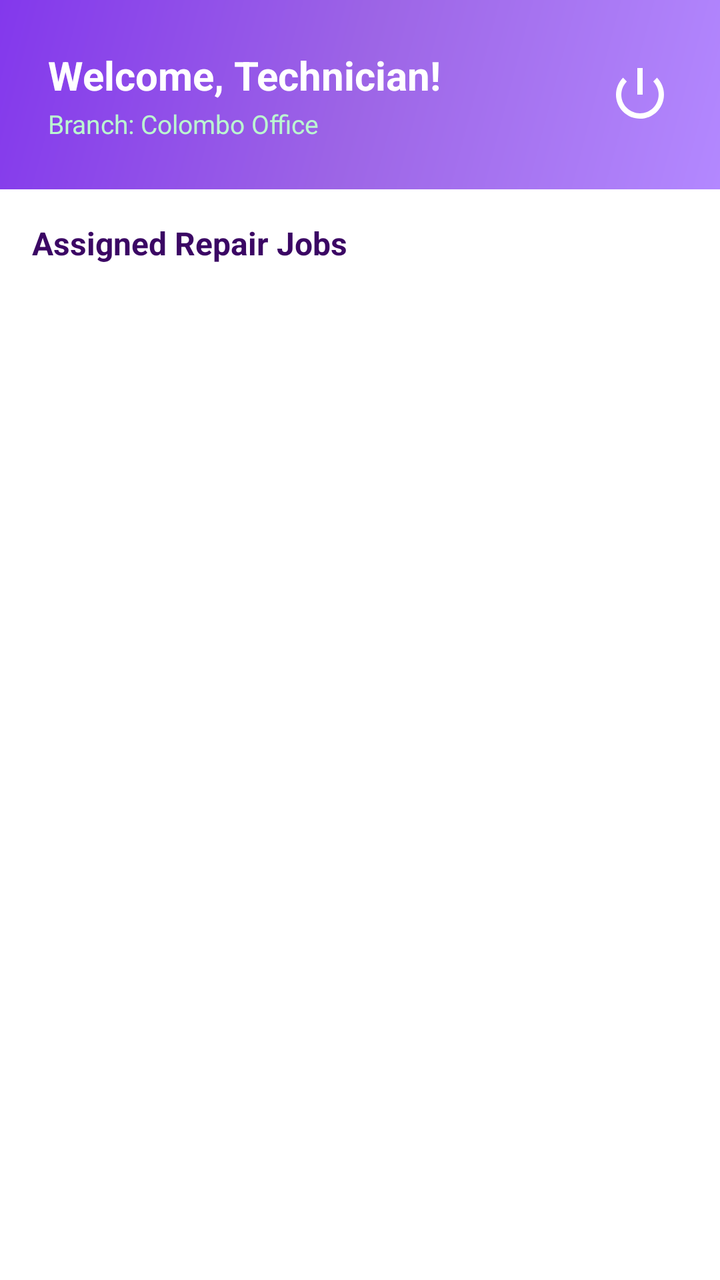
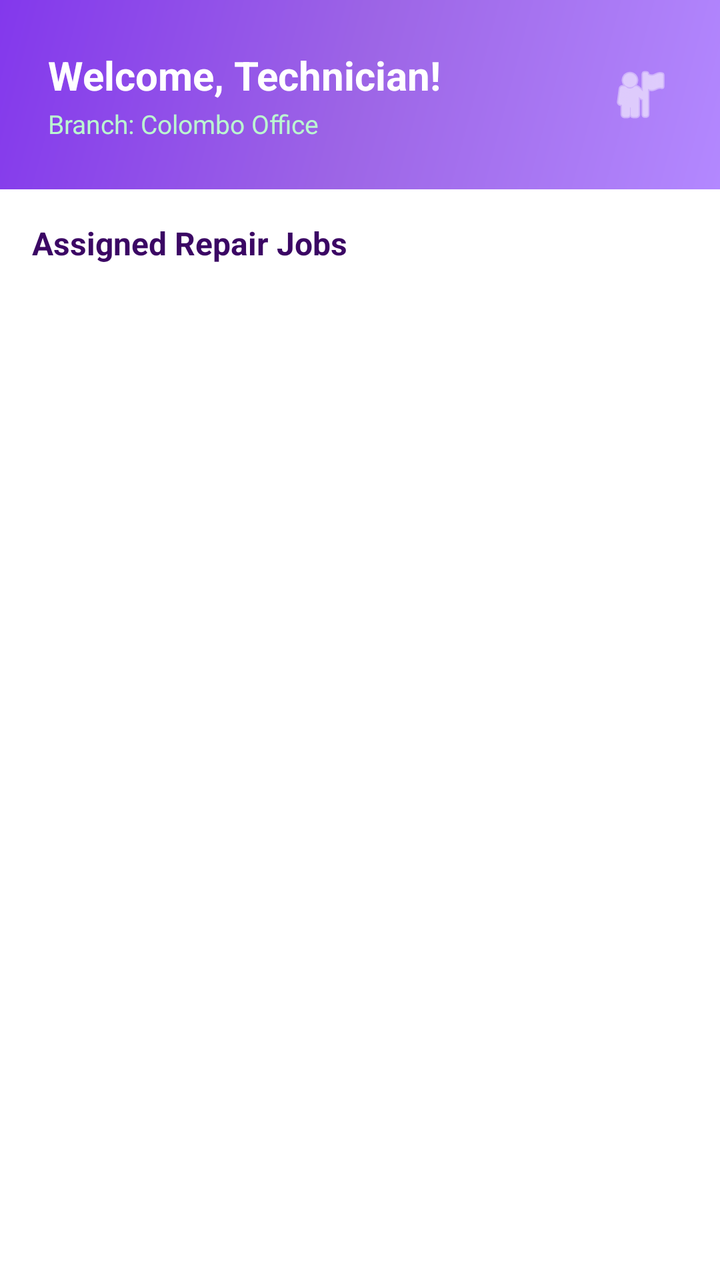

Compare the two renders of this Android layout. The source of the first and the diff that turns it into the second are given below.
<!-- AndroidManifest.xml: application theme Theme.TechFix -->
<!-- res/layout/activity_technician_dashboard.xml -->
<?xml version="1.0" encoding="utf-8"?>
<androidx.constraintlayout.widget.ConstraintLayout 
    xmlns:android="http://schemas.android.com/apk/res/android"
    xmlns:app="http://schemas.android.com/apk/res-auto"
    xmlns:tools="http://schemas.android.com/tools"
    android:layout_width="match_parent"
    android:layout_height="match_parent"
    android:background="@color/surfaceColor"
    tools:context="com.techfix.app.technician.TechnicianDashboardActivity">

    
    <RelativeLayout
        android:id="@+id/headerBar"
        android:layout_width="match_parent"
        android:layout_height="wrap_content"
        android:background="@drawable/gradient_primary"
        android:padding="24dp"
        app:layout_constraintTop_toTopOf="parent">

        <TextView
            android:id="@+id/technicianNameText"
            android:layout_width="wrap_content"
            android:layout_height="wrap_content"
            android:text="Welcome, Technician!"
            android:textSize="20sp"
            android:textStyle="bold"
            android:textColor="@color/white" />

        <TextView
            android:id="@+id/technicianBranchText"
            android:layout_width="wrap_content"
            android:layout_height="wrap_content"
            android:text="Branch: Colombo Office"
            android:textSize="13sp"
            android:textColor="@color/secondaryLightColor"
            android:layout_below="@id/technicianNameText"
            android:layout_marginTop="2dp" />

        <ImageView
            android:id="@+id/logoutIcon"
            android:layout_width="32dp"
            android:layout_height="32dp"
            android:layout_alignParentEnd="true"
            android:layout_centerVertical="true"
            android:src="@android:drawable/ic_lock_power_off"
            android:contentDescription="Log Out"
            app:tint="@color/white" />
    </RelativeLayout>

    
    <TextView
        android:id="@+id/jobListTitle"
        android:layout_width="wrap_content"
        android:layout_height="wrap_content"
        android:text="Assigned Repair Jobs"
        android:textSize="16sp"
        android:textStyle="bold"
        android:textColor="@color/textPrimary"
        android:layout_margin="16dp"
        app:layout_constraintTop_toBottomOf="@id/headerBar"
        app:layout_constraintStart_toStartOf="parent" />

    
    <androidx.recyclerview.widget.RecyclerView
        android:id="@+id/jobsRecyclerView"
        android:layout_width="match_parent"
        android:layout_height="0dp"
        android:layout_marginTop="8dp"
        app:layout_constraintTop_toBottomOf="@id/jobListTitle"
        app:layout_constraintBottom_toBottomOf="parent"
        tools:listitem="@android:layout/simple_list_item_2" />

    
    <TextView
        android:id="@+id/noJobsText"
        android:layout_width="wrap_content"
        android:layout_height="wrap_content"
        android:text="No repair jobs assigned to your branch yet."
        android:textColor="@color/textSecondary"
        android:textSize="14sp"
        android:visibility="gone"
        app:layout_constraintTop_toTopOf="parent"
        app:layout_constraintBottom_toBottomOf="parent"
        app:layout_constraintStart_toStartOf="parent"
        app:layout_constraintEnd_toEndOf="parent" />

</androidx.constraintlayout.widget.ConstraintLayout>
<!-- resources referenced by this layout -->
<resources>
  <color name="secondaryLightColor">#BBF7D0</color>
  <color name="surfaceColor">#FFFFFF</color>
  <color name="textPrimary">#3B0764</color>
  <color name="textSecondary">#8B5CF6</color>
  <color name="white">#FFFFFFFF</color>
  <!-- drawable gradient_primary (drawable) -->
  <?xml version="1.0" encoding="utf-8"?>
  <shape xmlns:android="http://schemas.android.com/apk/res/android"
      android:shape="rectangle">
      <gradient
          android:angle="135"
          android:startColor="#B388FF"
          android:centerColor="#9D65E6"
          android:endColor="#8338EC"
          android:type="linear" />
  </shape>
  <style name="Theme.TechFix" parent="Base.Theme.TechFix" />
  <style name="Base.Theme.TechFix" parent="Theme.Material3.DayNight.NoActionBar">
          
          <item name="colorPrimary">@color/primaryColor</item>
          <item name="colorPrimaryDark">@color/primaryDarkColor</item>
          <item name="colorSecondary">@color/secondaryColor</item>
          <item name="colorError">@color/errorColor</item>
          
          
          <item name="android:windowBackground">@color/backgroundColor</item>
          <item name="colorSurface">@color/surfaceColor</item>
          <item name="colorOnPrimary">@color/white</item>
          <item name="colorOnSecondary">@color/white</item>
      </style>
  <color name="primaryColor">#9D65E6</color>
  <color name="primaryDarkColor">#6D28D9</color>
  <color name="secondaryColor">#8DE8B5</color>
  <color name="errorColor">#EF4444</color>
  <color name="backgroundColor">#F7F2FE</color>
</resources>

<!-- the commit's change to res/layout/activity_technician_dashboard.xml (unified diff, before → after) -->
@@ -37,13 +37,13 @@
             android:layout_marginTop="2dp" />
 
         <ImageView
-            android:id="@+id/logoutIcon"
+            android:id="@+id/techProfileIcon"
             android:layout_width="32dp"
             android:layout_height="32dp"
             android:layout_alignParentEnd="true"
             android:layout_centerVertical="true"
-            android:src="@android:drawable/ic_lock_power_off"
-            android:contentDescription="Log Out"
+            android:src="@android:drawable/ic_menu_myplaces"
+            android:contentDescription="Profile"
             app:tint="@color/white" />
     </RelativeLayout>
 
